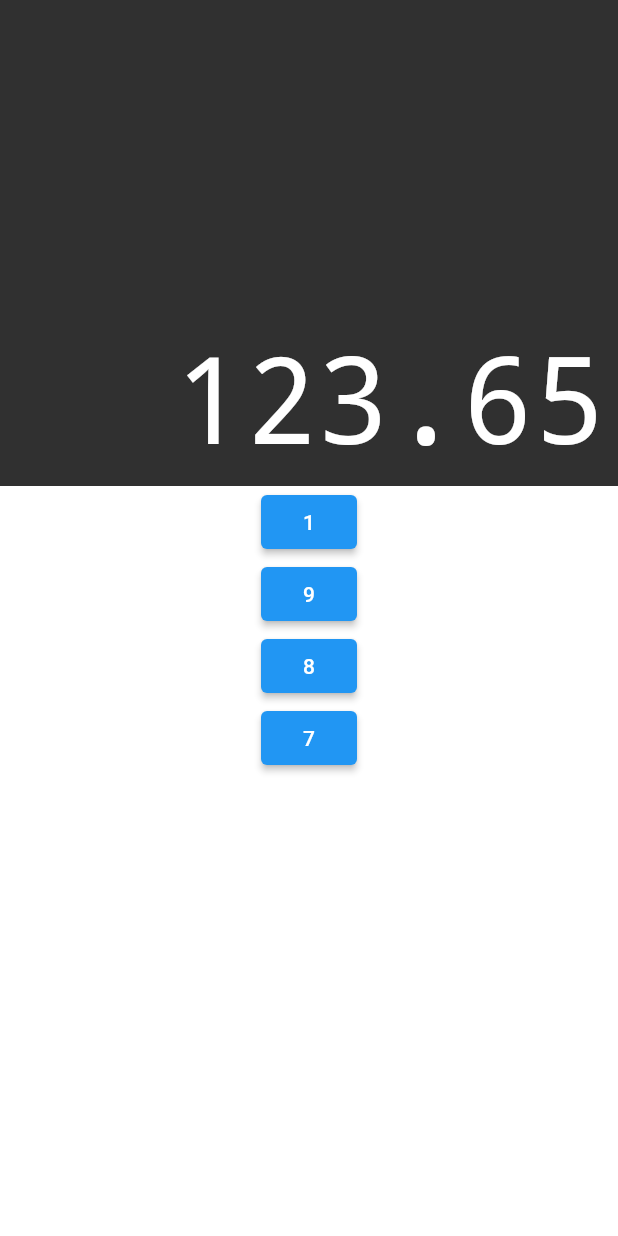
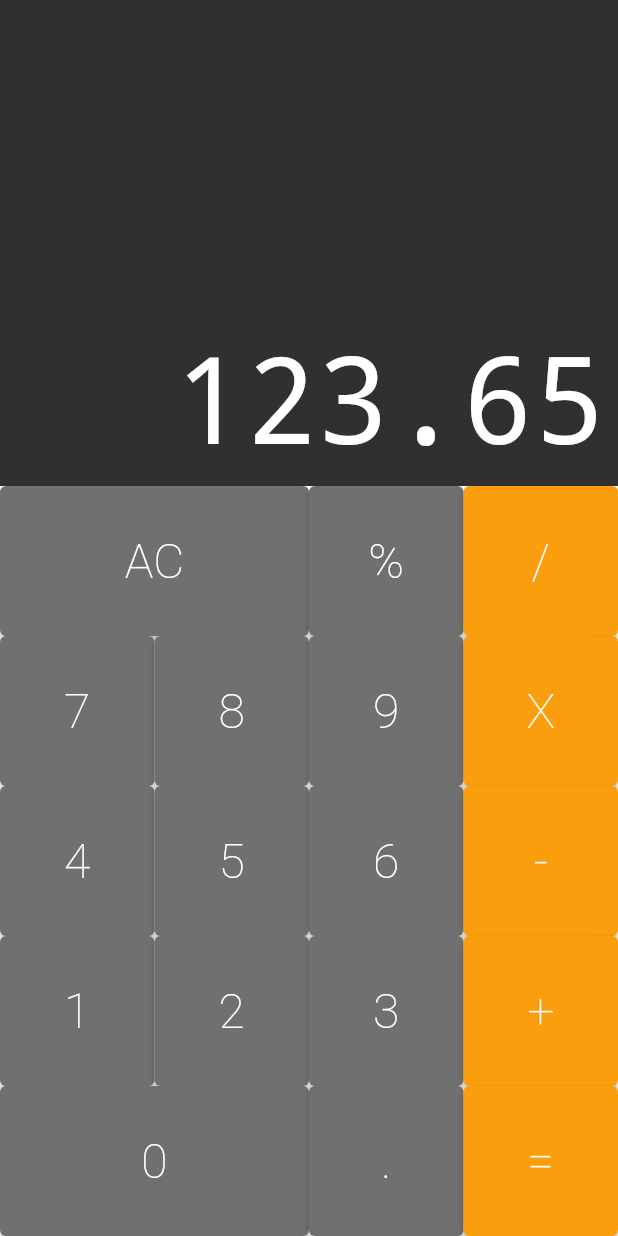
Before and after one commit to WSixx/my-flutter-calculator, a Flutter app: the screen it shows after launch, on a phone screen of 412 x 824 dp. Run offline on Flutter 3.47's test engine with Material 2 defaults, Android fonts, the phone set to English and light mode, and no system bars; drawn by our look-alikes of auto_size_text.

Commit message:
buttons style

```diff
--- a/lib/components/button.dart
+++ b/lib/components/button.dart
@@ -1,14 +1,47 @@
 import 'package:flutter/material.dart';
 
 class Button extends StatelessWidget {
+  static const DARK = Color.fromRGBO(82, 82, 82, 1.0);
+  static const DEFAULT = Color.fromRGBO(112, 112, 112, 1.0);
+  static const OPERATION = Color.fromRGBO(250, 158, 13, 1.0);
+
   final String text;
+  final bool isBig;
+  final Color color;
 
-  const Button({@required this.text});
+  const Button({
+    @required this.text,
+    this.isBig = false,
+    this.color = DEFAULT,
+  });
+  const Button.big({
+    @required this.text,
+    this.isBig = true,
+    this.color = DEFAULT,
+  });
+  const Button.operation({
+    @required this.text,
+    this.isBig = false,
+    this.color = OPERATION,
+  });
   @override
   Widget build(BuildContext context) {
-    return ElevatedButton(
-      onPressed: () {},
-      child: Text(text),
+    return Expanded(
+      flex: isBig ? 2 : 1,
+      child: ElevatedButton(
+        style: ElevatedButton.styleFrom(
+          primary: color,
+        ),
+        onPressed: () {},
+        child: Text(
+          text,
+          style: TextStyle(
+            color: Colors.white,
+            fontSize: 32,
+            fontWeight: FontWeight.w200,
+          ),
+        ),
+      ),
     );
   }
 }
--- a/lib/components/button_row.dart
+++ b/lib/components/button_row.dart
@@ -8,8 +8,12 @@ class ButtonRow extends StatelessWidget {
 
   @override
   Widget build(BuildContext context) {
-    return Row(
-      children: buttons,
+    return Expanded(
+      flex: 1,
+      child: Row(
+        crossAxisAlignment: CrossAxisAlignment.stretch,
+        children: buttons,
+      ),
     );
   }
 }
--- a/lib/components/keyboard.dart
+++ b/lib/components/keyboard.dart
@@ -1,5 +1,6 @@
 import 'package:flutter/material.dart';
 import 'package:my_calculator/components/button.dart';
+import 'package:my_calculator/components/button_row.dart';
 
 class Keyboard extends StatelessWidget {
   @override
@@ -8,18 +9,47 @@ class Keyboard extends StatelessWidget {
       height: 500,
       child: Column(
         children: [
-          Button(text: '1'),
-          ElevatedButton(
-            onPressed: () {},
-            child: Text('9'),
+          ButtonRow(
+            buttons: [
+              Button.big(
+                text: 'AC',
+              ),
+              Button(text: '%'),
+              Button.operation(text: '/'),
+            ],
           ),
-          ElevatedButton(
-            onPressed: () {},
-            child: Text('8'),
+          ButtonRow(
+            buttons: [
+              Button(text: '7'),
+              Button(text: '8'),
+              Button(text: '9'),
+              Button.operation(text: 'X'),
+            ],
           ),
-          ElevatedButton(
-            onPressed: () {},
-            child: Text('7'),
+          ButtonRow(
+            buttons: [
+              Button(text: '4'),
+              Button(text: '5'),
+              Button(text: '6'),
+              Button.operation(text: '-'),
+            ],
+          ),
+          ButtonRow(
+            buttons: [
+              Button(text: '1'),
+              Button(text: '2'),
+              Button(text: '3'),
+              Button.operation(text: '+'),
+            ],
+          ),
+          ButtonRow(
+            buttons: [
+              Button.big(
+                text: '0',
+              ),
+              Button(text: '.'),
+              Button.operation(text: '='),
+            ],
           ),
         ],
       ),
```
